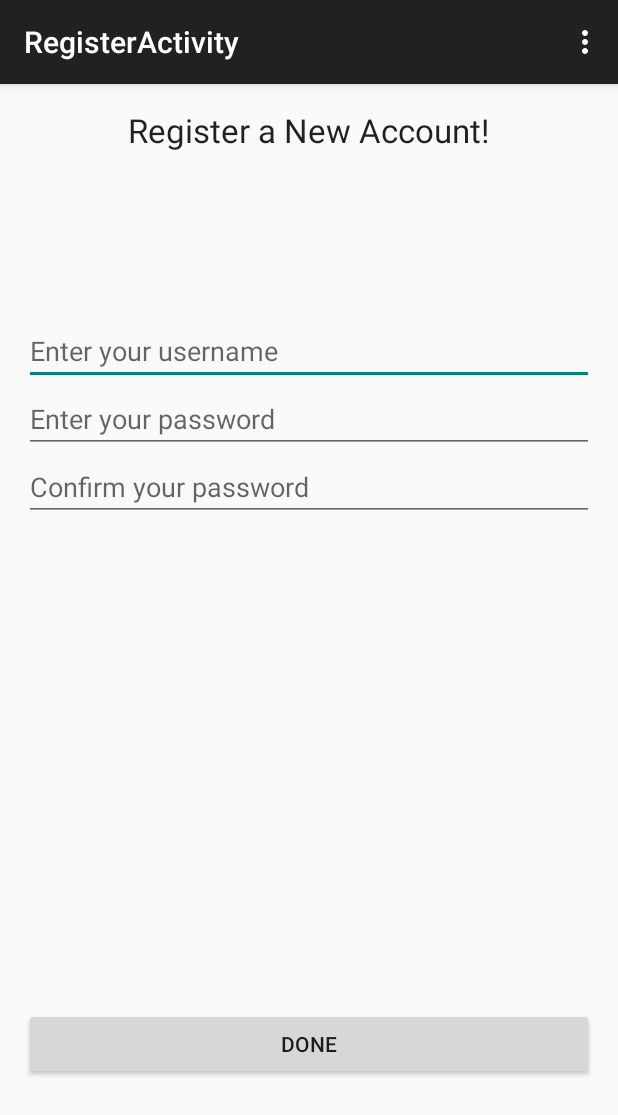
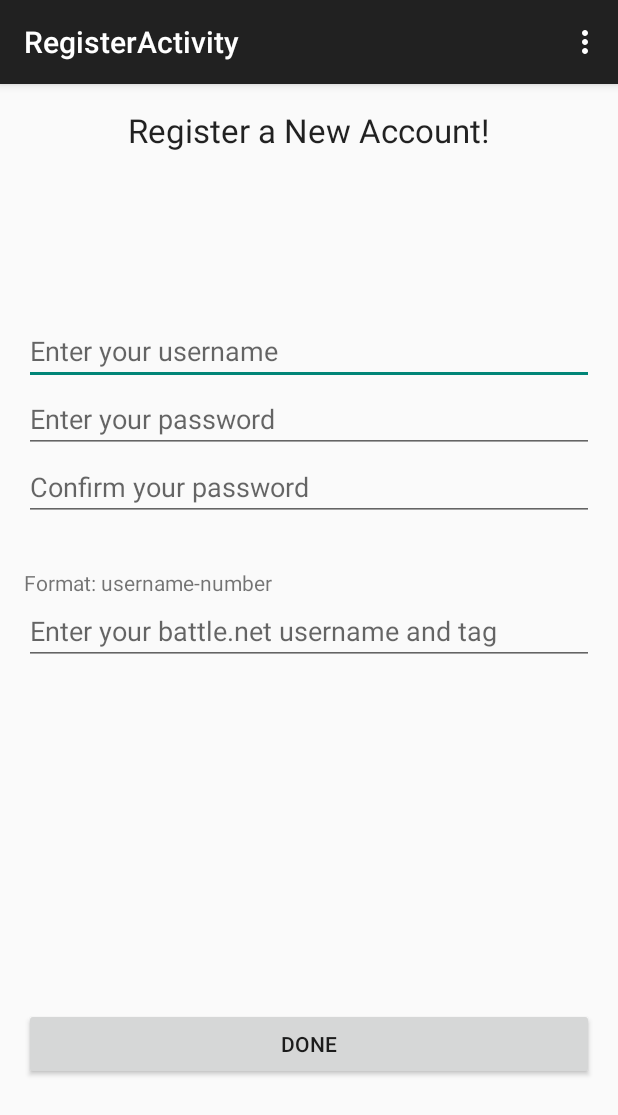
Before and after one commit to Eddoson/Diablo3App, an Android app: the RegisterActivity screen opened directly, with no data from a screen before it, after a tap on "DONE", on a phone screen of 412 x 824 dp. Shown: the top 1115 px of the screen. Run offline under Robolectric (Android 15) with nearby library versions, the phone set to English and light mode, and no system bars.

Commit message:
Bnet Checks Continued 1. When you register a new username and battlenet tag, the battlenet tag is checked for validity before your username is registered to parse.

```diff
--- a/app/src/main/java/com/example/eddoson/diablo3app/BattleNetAPIHandler.java
+++ b/app/src/main/java/com/example/eddoson/diablo3app/BattleNetAPIHandler.java
@@ -30,9 +30,9 @@ public class BattleNetAPIHandler extends AsyncTask<String, Void, JSONObject>
     @Override
     protected JSONObject doInBackground(String... params)
     {
-        String usernameParam = params[0];
+
         RequestQueue queue = Volley.newRequestQueue(activity);
-        String url = "http://us.battle.net/api/d3/profile/" + usernameParam + "/";
+        String url = params[0] + "/";
         RequestFuture<JSONObject> future = RequestFuture.newFuture();
         JsonObjectRequest request = new JsonObjectRequest(url, null, future, future);
         queue.add(request);
--- a/app/src/main/java/com/example/eddoson/diablo3app/CharacterListActivity.java
+++ b/app/src/main/java/com/example/eddoson/diablo3app/CharacterListActivity.java
@@ -43,7 +43,7 @@ public class CharacterListActivity extends ActionBarActivity implements iBattleN
         currentFriend = (Friend) getIntent().getExtras().get(MainActivity.FRIEND_KEY);
 
         //trigger api handler to start
-        new BattleNetAPIHandler(CharacterListActivity.this).execute(currentFriend.getBnetUsername());
+        new BattleNetAPIHandler(CharacterListActivity.this).execute(MainActivity.MAIN_API_URL + currentFriend.getBnetUsername());
 
         //initialize some variables
         characterList = new ArrayList<>();
--- a/app/src/main/java/com/example/eddoson/diablo3app/FriendActivity.java
+++ b/app/src/main/java/com/example/eddoson/diablo3app/FriendActivity.java
@@ -98,7 +98,7 @@ public class FriendActivity extends ActionBarActivity implements iBattleNetJSONI
             {
                 if (!etFriendText.getText().toString().isEmpty())
                 {
-                    new BattleNetAPIHandler(FriendActivity.this).execute(etFriendText.getText().toString());
+                    new BattleNetAPIHandler(FriendActivity.this).execute(MainActivity.MAIN_API_URL + etFriendText.getText().toString());
                 }
             }
         });
@@ -252,7 +252,7 @@ public class FriendActivity extends ActionBarActivity implements iBattleNetJSONI
         if (!root.isNull("code"))
         {
             //bad username, try again
-            Toast.makeText(FriendActivity.this, "Username not found! Try again with <username>-<number>", Toast.LENGTH_SHORT).show();
+            Toast.makeText(FriendActivity.this, "Username not found! Try again with username-number", Toast.LENGTH_SHORT).show();
             return;
         }
 
--- a/app/src/main/java/com/example/eddoson/diablo3app/MainActivity.java
+++ b/app/src/main/java/com/example/eddoson/diablo3app/MainActivity.java
@@ -21,6 +21,7 @@ public class MainActivity extends ActionBarActivity
     TextView tvLoggedInAs;
     ParseUser currentUser;
     static String FRIEND_KEY = "friend";
+    static String MAIN_API_URL = "http://us.battle.net/api/d3/profile/";
 
     @Override
     protected void onCreate(Bundle savedInstanceState)
@@ -49,7 +50,7 @@ public class MainActivity extends ActionBarActivity
         });
 
         //set loggedinas to the current username
-        final ParseUser currentUser = ParseUser.getCurrentUser();
+        currentUser = ParseUser.getCurrentUser();
         if (currentUser != null)
         {
             //if we are here then there is a current user
@@ -60,6 +61,7 @@ public class MainActivity extends ActionBarActivity
         {
             //somehow the user got to the main menu without logging in
             tvLoggedInAs.setText("Not logged in!!");
+            startActivity(new Intent(MainActivity.this, LoginActivity.class));
         }
 
         //logout button logic
--- a/app/src/main/java/com/example/eddoson/diablo3app/RegisterActivity.java
+++ b/app/src/main/java/com/example/eddoson/diablo3app/RegisterActivity.java
@@ -14,13 +14,17 @@ import com.parse.ParseException;
 import com.parse.ParseUser;
 import com.parse.SignUpCallback;
 
+import org.json.JSONException;
+import org.json.JSONObject;
 
-public class RegisterActivity extends ActionBarActivity
+
+public class RegisterActivity extends ActionBarActivity implements iBattleNetJSONInterface
 {
     Button btnDone;
     EditText etUsername;
     EditText etPassword;
     EditText etConfirmPassword;
+    EditText etBnetUsername;
 
     @Override
     protected void onCreate(Bundle savedInstanceState)
@@ -33,6 +37,7 @@ public class RegisterActivity extends ActionBarActivity
         etUsername = (EditText) findViewById(R.id.editTextRegisterUsername);
         etPassword = (EditText) findViewById(R.id.editTextRegisterPassword);
         etConfirmPassword = (EditText) findViewById(R.id.editTextRegisterConfirmPassword);
+        etBnetUsername = (EditText) findViewById(R.id.editTextBnetUsername);
 
         //done button logic
         btnDone.setOnClickListener(new View.OnClickListener()
@@ -40,45 +45,14 @@ public class RegisterActivity extends ActionBarActivity
             @Override
             public void onClick(View v)
             {
-                //pull out edit text info, changing usernames to initial caps
-                //thanks to Trystan34!!
-                String username = etUsername.getText().toString();
-                username = username.substring(0,1).toUpperCase() + username.substring(1);
-                String password = etPassword.getText().toString();
-                String confirmPassword = etConfirmPassword.getText().toString();
-
-                //this will be our new user
-                ParseUser user = new ParseUser();
-                user.setUsername(username);
-
-                if (password.equals(confirmPassword))
+                if (etUsername.getText().toString().isEmpty() || etPassword.getText().toString().isEmpty() || etConfirmPassword.getText().toString().isEmpty() || etBnetUsername.getText().toString().isEmpty())
                 {
-                    //only if both passwords match
-                    user.setPassword(password);
-                }
-                else
-                {
-                    //passwords didn't match
-                    Toast.makeText(RegisterActivity.this, "The passwords do not match!", Toast.LENGTH_SHORT).show();
+                    Toast.makeText(RegisterActivity.this, "Please fill in all boxes before continuing!", Toast.LENGTH_LONG).show();
+                    return;
                 }
 
-                user.signUpInBackground(new SignUpCallback()
-                {
-                    @Override
-                    public void done(ParseException e)
-                    {
-                        if (e != null)
-                        {
-                            //bad
-                            Toast.makeText(RegisterActivity.this, e.getMessage(), Toast.LENGTH_SHORT).show();
-                            return;
-                        }
-                        //everything worked! yay!
-                        Toast.makeText(RegisterActivity.this, "Signed up successfully!", Toast.LENGTH_SHORT).show();
-                        startActivity(new Intent(RegisterActivity.this, MainActivity.class));
-                        finish();
-                    }
-                });
+                String bnetUsername = etBnetUsername.getText().toString();
+                new BattleNetAPIHandler(RegisterActivity.this).execute(bnetUsername);
             }
         });
     }
@@ -108,4 +82,58 @@ public class RegisterActivity extends ActionBarActivity
 
         return super.onOptionsItemSelected(item);
     }
+
+    @Override
+    public void onUpdateJSONObject(JSONObject root) throws JSONException
+    {
+        //check for bad username
+        if (!root.isNull("code"))
+        {
+            //bad username, try again
+            Toast.makeText(RegisterActivity.this, "Battlenet username not found! Try again with username-number", Toast.LENGTH_SHORT).show();
+            return;
+        }
+
+        //pull out edit text info, changing usernames to initial caps
+        //thanks to Trystan34!!
+        String username = etUsername.getText().toString();
+        username = username.substring(0, 1).toUpperCase() + username.substring(1);
+        String password = etPassword.getText().toString();
+        String confirmPassword = etConfirmPassword.getText().toString();
+
+        //this will be our new user
+        ParseUser user = new ParseUser();
+        user.setUsername(username);
+
+        if (password.equals(confirmPassword))
+        {
+            //only if both passwords match
+            user.setPassword(password);
+        }
+        else
+        {
+            //passwords didn't match
+            Toast.makeText(RegisterActivity.this, "The passwords do not match!", Toast.LENGTH_SHORT).show();
+            return;
+        }
+
+        user.put("bnetUsername", etBnetUsername.getText().toString());
+        user.signUpInBackground(new SignUpCallback()
+        {
+            @Override
+            public void done(ParseException e)
+            {
+                if (e != null)
+                {
+                    //bad
+                    Toast.makeText(RegisterActivity.this, e.getMessage(), Toast.LENGTH_SHORT).show();
+                    return;
+                }
+                //everything worked! yay!
+                Toast.makeText(RegisterActivity.this, "Signed up successfully!", Toast.LENGTH_SHORT).show();
+                startActivity(new Intent(RegisterActivity.this, MainActivity.class));
+                finish();
+            }
+        });
+    }
 }
--- a/app/src/main/res/layout/activity_register.xml
+++ b/app/src/main/res/layout/activity_register.xml
@@ -56,4 +56,24 @@
         android:layout_alignParentTop="true"
         android:layout_centerHorizontal="true"
         android:gravity="center_horizontal"/>
+
+    <EditText
+        android:layout_width="match_parent"
+        android:layout_height="wrap_content"
+        android:id="@+id/editTextBnetUsername"
+        android:layout_below="@+id/textViewBnetUsernameHint"
+        android:layout_alignParentLeft="true"
+        android:layout_alignParentStart="true"
+        android:hint="@string/hint_edittext_battlenet_username"/>
+
+    <TextView
+        android:layout_width="match_parent"
+        android:layout_height="wrap_content"
+        android:textAppearance="?android:attr/textAppearanceSmall"
+        android:text="@string/string_textview_bnet_username"
+        android:id="@+id/textViewBnetUsernameHint"
+        android:layout_below="@+id/editTextRegisterConfirmPassword"
+        android:layout_alignParentLeft="true"
+        android:layout_alignParentStart="true"
+        android:layout_marginTop="31dp"/>
 </RelativeLayout>
--- a/app/src/main/res/values/strings.xml
+++ b/app/src/main/res/values/strings.xml
@@ -35,5 +35,7 @@
     <string name="title_activity_learning_game">LearningGameActivity</string>
     <string name="string_textview_learning_game_title">Learning Mode</string>
     <string name="string_button_submit">Submit</string>
+    <string name="string_textview_bnet_username">Format: username-number</string>
+    <string name="hint_edittext_battlenet_username">Enter your battle.net username and tag</string>
 
 </resources>
```
